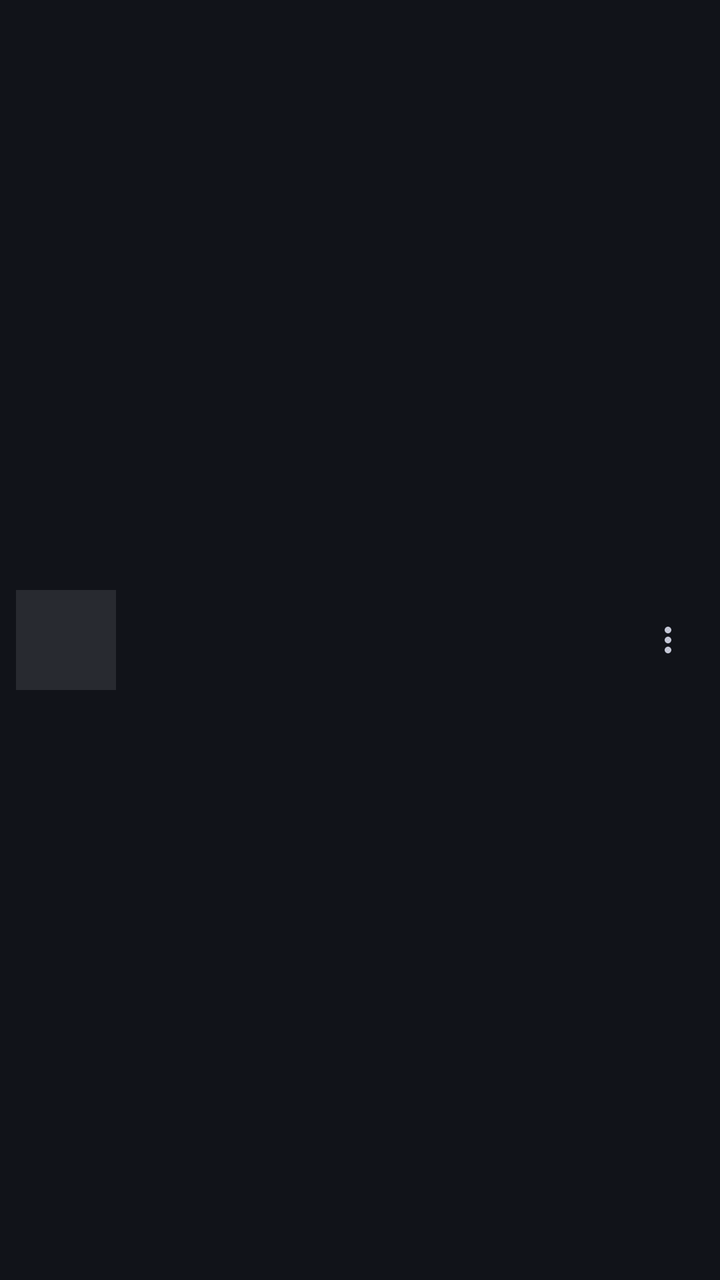
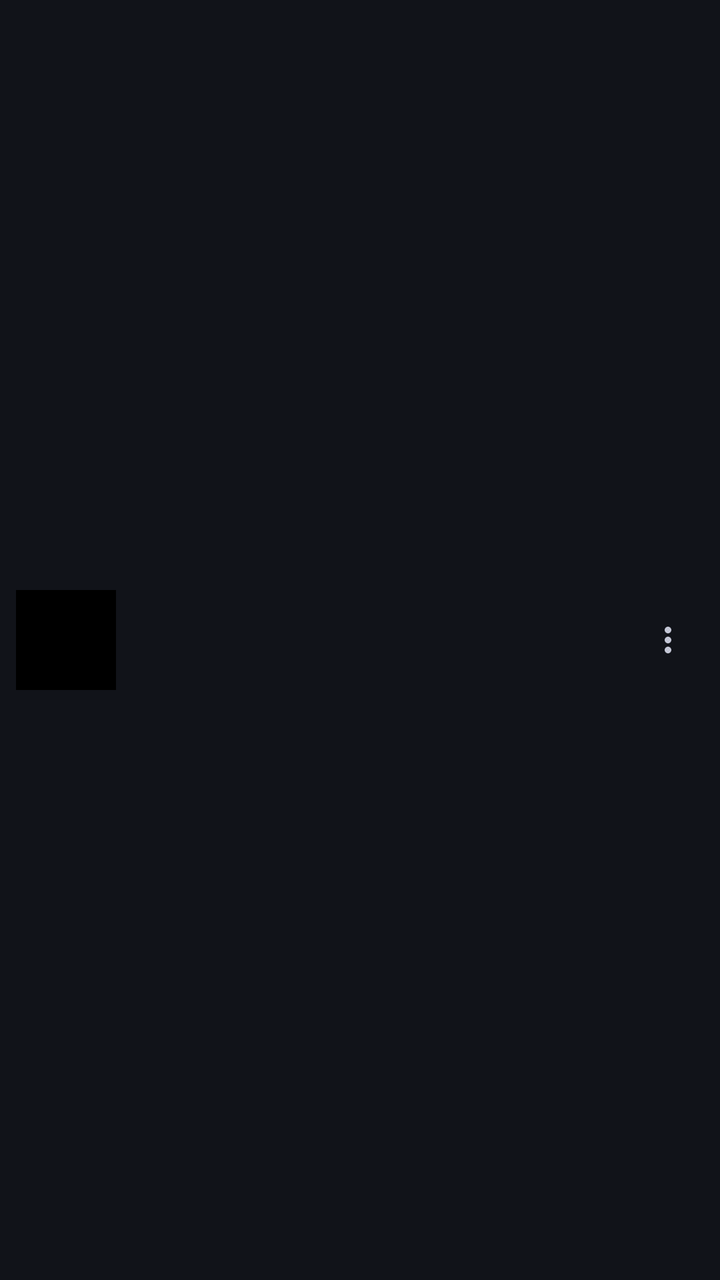

An Android layout rendered at two revisions. The XML below is the earlier revision; the diff shows what the commit changed to produce the second picture.
<!-- AndroidManifest.xml: application theme Theme.Sleppify -->
<!-- res/layout/item_cover_track_row.xml -->
<?xml version="1.0" encoding="utf-8"?>
<androidx.constraintlayout.widget.ConstraintLayout xmlns:android="http://schemas.android.com/apk/res/android"
    xmlns:app="http://schemas.android.com/apk/res-auto"
    android:layout_width="match_parent"
    android:layout_height="wrap_content"
    android:clickable="true"
    android:focusable="true"
    android:foreground="?attr/selectableItemBackground"
    android:minHeight="60dp"
    android:paddingStart="8dp"
    android:paddingEnd="8dp"
    android:paddingTop="6dp"
    android:paddingBottom="6dp">

    <ImageView
        android:id="@+id/ivCoverArt"
        android:layout_width="50dp"
        android:layout_height="50dp"
        android:background="@color/surface_high"
        android:scaleType="fitCenter"
        app:layout_constraintStart_toStartOf="parent"
        app:layout_constraintTop_toTopOf="parent"
        app:layout_constraintBottom_toBottomOf="parent" />

    <TextView
        android:id="@+id/tvCoverTitle"
        android:layout_width="0dp"
        android:layout_height="wrap_content"
        android:layout_marginStart="12dp"
        android:layout_marginEnd="8dp"
        android:ellipsize="end"
        android:fontFamily="sans-serif-black"
        android:maxLines="2"
        android:textColor="@color/text_primary"
        android:textSize="14sp"
        android:textStyle="bold"
        android:includeFontPadding="false"
        app:layout_constraintStart_toEndOf="@id/ivCoverArt"
        app:layout_constraintTop_toTopOf="parent"
        app:layout_constraintEnd_toStartOf="@id/ivCoverMore"
        app:layout_constraintBottom_toTopOf="@id/tvCoverSubtitle"
        app:layout_constraintVertical_chainStyle="packed" />

    <TextView
        android:id="@+id/tvCoverSubtitle"
        android:layout_width="0dp"
        android:layout_height="wrap_content"
        android:layout_marginTop="4dp"
        android:ellipsize="end"
        android:fontFamily="@font/inter_variable"
        android:maxLines="1"
        android:textColor="@color/text_secondary"
        android:textSize="14sp"
        android:includeFontPadding="false"
        app:layout_constraintStart_toStartOf="@id/tvCoverTitle"
        app:layout_constraintTop_toBottomOf="@id/tvCoverTitle"
        app:layout_constraintEnd_toEndOf="@id/tvCoverTitle"
        app:layout_constraintBottom_toBottomOf="parent" />

    <ImageView
        android:id="@+id/ivCoverMore"
        android:layout_width="36dp"
        android:layout_height="36dp"
        android:background="?attr/selectableItemBackgroundBorderless"
        android:clickable="true"
        android:focusable="true"
        android:padding="8dp"
        android:src="@drawable/ic_more_vert"
        app:tint="@color/text_secondary"
        app:layout_constraintEnd_toEndOf="parent"
        app:layout_constraintTop_toTopOf="parent"
        app:layout_constraintBottom_toBottomOf="parent" />

</androidx.constraintlayout.widget.ConstraintLayout>
<!-- resources referenced by this layout -->
<resources>
  <color name="surface_high">#282a30</color>
  <color name="text_primary">#e2e2eb</color>
  <color name="text_secondary">#c3c6d5</color>
  <!-- drawable ic_more_vert (drawable) -->
  <?xml version="1.0" encoding="utf-8"?>
  <vector xmlns:android="http://schemas.android.com/apk/res/android"
      android:width="24dp"
      android:height="24dp"
      android:viewportWidth="24"
      android:viewportHeight="24">
      <path
          android:fillColor="#FFFFFFFF"
          android:pathData="M12,8c1.1,0 2,-0.9 2,-2s-0.9,-2 -2,-2 -2,0.9 -2,2 0.9,2 2,2zM12,10c-1.1,0 -2,0.9 -2,2s0.9,2 2,2 2,-0.9 2,-2 -0.9,-2 -2,-2zM12,16c-1.1,0 -2,0.9 -2,2s0.9,2 2,2 2,-0.9 2,-2 -0.9,-2 -2,-2z" />
  </vector>
  <style name="Theme.Sleppify" parent="Base.Theme.Sleppify" />
  <style name="Base.Theme.Sleppify" parent="Theme.Material3.Dark.NoActionBar">
          
          <item name="colorPrimary">@color/stitch_blue</item>
          <item name="colorSecondary">@color/stitch_blue_light</item>
          <item name="android:windowBackground">@color/surface_dark</item>
          <item name="android:navigationBarColor">@color/surface_dark</item>
          <item name="android:statusBarColor">@color/surface_dark</item>
          <item name="android:textColorPrimary">@color/text_primary</item>
          <item name="android:textColorSecondary">@color/text_secondary</item>
      </style>
  <color name="stitch_blue">#AEC7FD</color>
  <color name="stitch_blue_light">#AEC7FD</color>
  <color name="surface_dark">#111319</color>
</resources>

<!-- the commit's change to res/layout/item_cover_track_row.xml (unified diff, before → after) -->
@@ -16,7 +16,7 @@
         android:id="@+id/ivCoverArt"
         android:layout_width="50dp"
         android:layout_height="50dp"
-        android:background="@color/surface_high"
+        android:background="@color/artwork_background"
         android:scaleType="fitCenter"
         app:layout_constraintStart_toStartOf="parent"
         app:layout_constraintTop_toTopOf="parent"
<!-- resource entries referenced after the edit -->
@@ -1,6 +1,6 @@
 <!-- resources referenced by this layout -->
 <resources>
-  <color name="surface_high">#282a30</color>
+  <color name="artwork_background">#FF000000</color>
   <color name="text_primary">#e2e2eb</color>
   <color name="text_secondary">#c3c6d5</color>
   <!-- drawable ic_more_vert (drawable) -->
